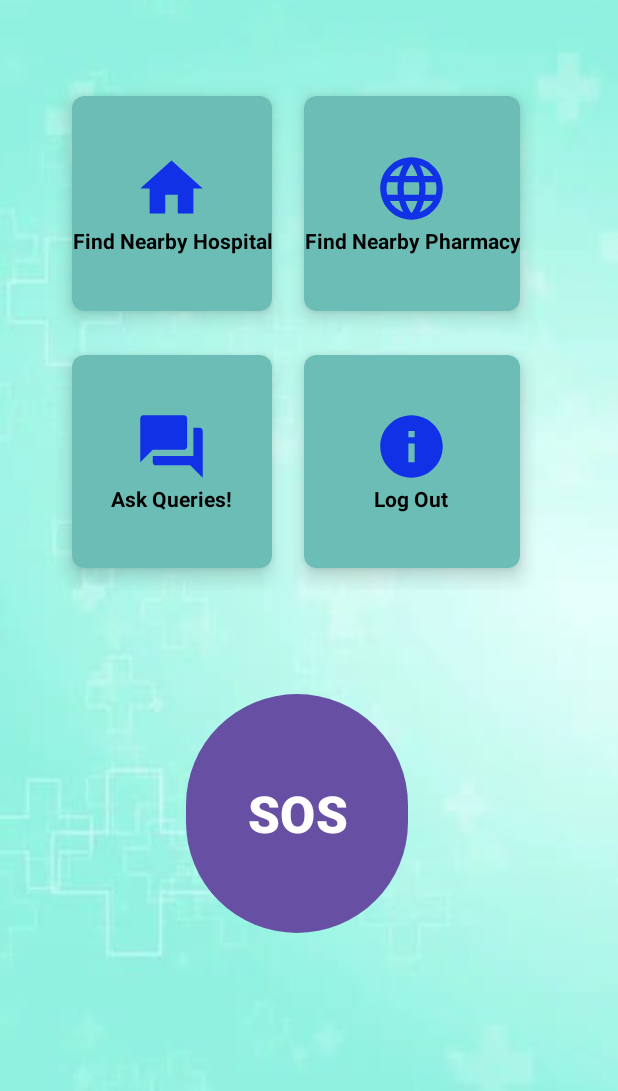
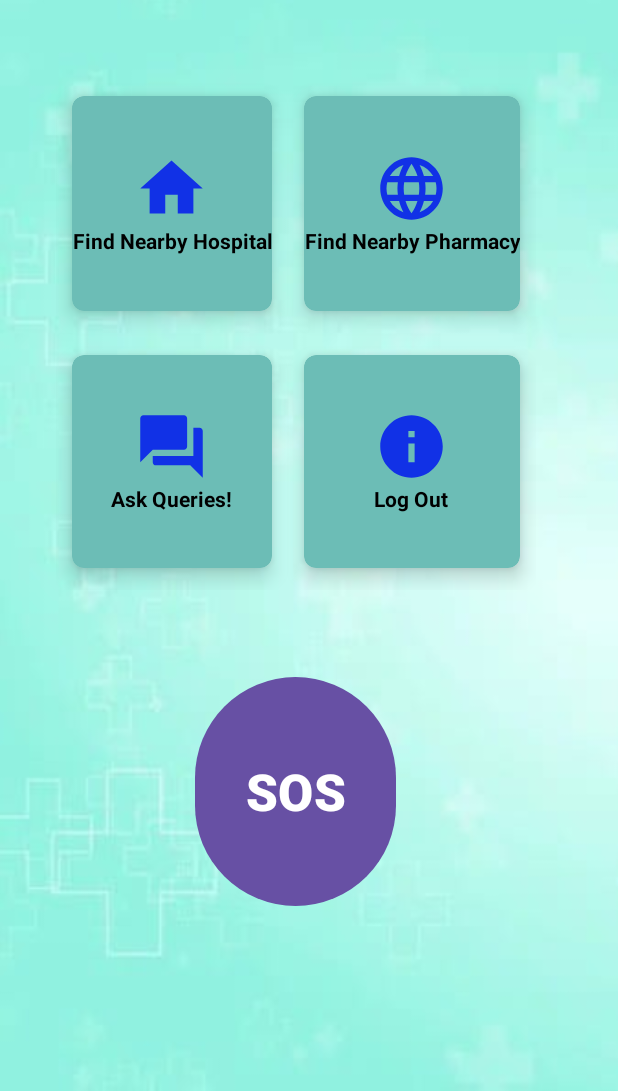
Before and after one commit to manya0210/YOLO-healthcare-app, an Android app: the HomeActivity2 screen opened directly, with no data from a screen before it, on a phone screen of 412 x 824 dp, the part 145-1236 px from its top. Run offline under Robolectric (Android 15) with nearby library versions, the phone set to English and light mode, and no system bars; Roboto replaces fonts that are not available here.

Commit message:
updated the home page

```diff
--- a/app/src/main/java/com/example/yolo/UserLoginActivity2.java
+++ b/app/src/main/java/com/example/yolo/UserLoginActivity2.java
@@ -40,6 +40,9 @@ public class UserLoginActivity2 extends AppCompatActivity {
                 }
                 else{
                     Toast.makeText(getApplicationContext(), "Login Success", Toast.LENGTH_SHORT).show();
+                    Intent intent = new Intent(UserLoginActivity2.this, HomeActivity2.class);
+                    startActivity(intent);
+                    finish();
                 }
             }
         });
--- a/app/src/main/res/layout/activity_home2.xml
+++ b/app/src/main/res/layout/activity_home2.xml
@@ -174,16 +174,16 @@
 
     <Button
         android:id="@+id/button2"
-        android:layout_width="146dp"
-        android:layout_height="73dp"
+        android:layout_width="wrap_content"
+        android:layout_height="68dp"
         android:layout_alignParentStart="true"
         android:layout_alignParentTop="true"
         android:layout_alignParentEnd="true"
         android:layout_alignParentBottom="true"
-        android:layout_marginStart="124dp"
-        android:layout_marginTop="555dp"
-        android:layout_marginEnd="140dp"
-        android:layout_marginBottom="101dp"
+        android:layout_marginStart="130dp"
+        android:layout_marginTop="544dp"
+        android:layout_marginEnd="148dp"
+        android:layout_marginBottom="119dp"
         android:text="SOS"
         android:textSize="34sp"
         android:textStyle="bold" />
```
